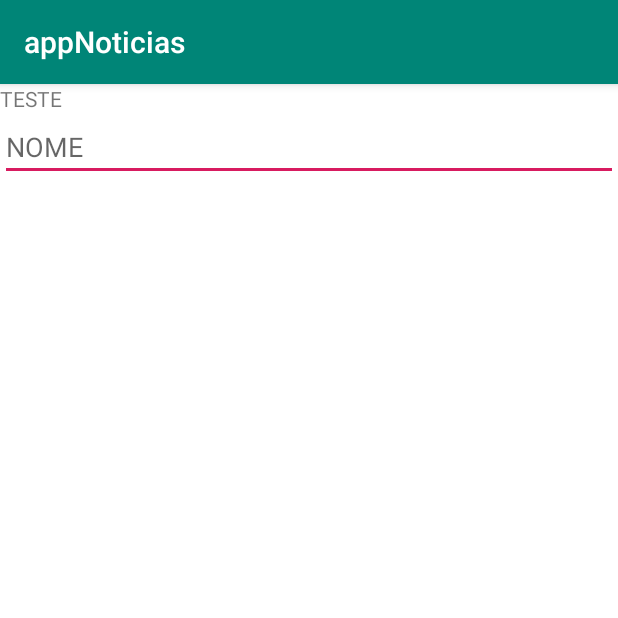
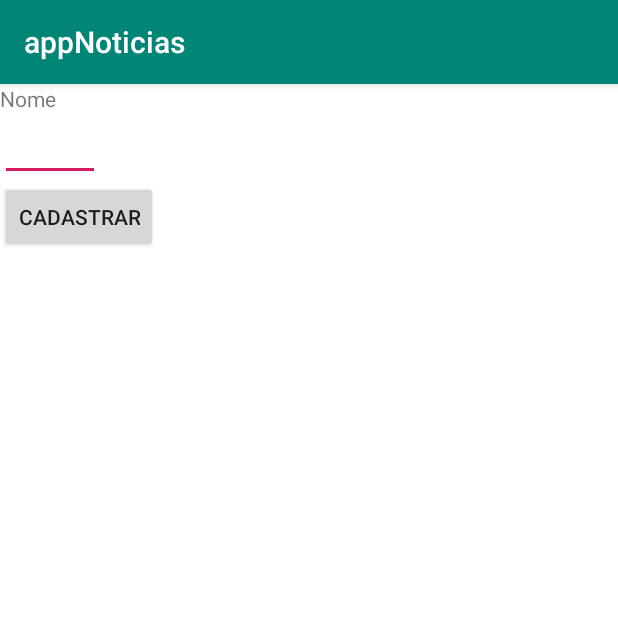
Before and after one commit to caiquevitoriano/PDM-appNoticias, an Android app: the screen it shows after launch (MainActivity), on a phone screen of 412 x 824 dp, the top half of it. Run offline under Robolectric (Android 15) with nearby library versions, the phone set to English and light mode, and no system bars.

Commit message:
Adicionando componentes e tela de cadastro

```diff
--- a/app/build.gradle
+++ b/app/build.gradle
@@ -25,9 +25,10 @@ android {
 
 dependencies {
     implementation fileTree(dir: 'libs', include: ['*.jar'])
-    implementation"org.jetbrains.kotlin:kotlin-stdlib-jdk7:$kotlin_version"
+    implementation "org.jetbrains.kotlin:kotlin-stdlib-jdk7:$kotlin_version"
     implementation 'androidx.appcompat:appcompat:1.0.2'
     implementation 'androidx.core:core-ktx:1.0.2'
+    implementation 'androidx.constraintlayout:constraintlayout:1.1.3'
     testImplementation 'junit:junit:4.12'
     androidTestImplementation 'androidx.test:runner:1.2.0'
     androidTestImplementation 'androidx.test.espresso:espresso-core:3.2.0'
--- /dev/null
+++ b/app/src/main/java/com/example/appnoticias/Componentes/Botao.java
@@ -0,0 +1,44 @@
+package com.example.appnoticias.Componentes;
+
+import android.content.Context;
+import android.graphics.Color;
+import android.widget.Button;
+import android.widget.LinearLayout;
+
+public class Botao extends LinearLayout {
+
+    private Button botao;
+    private String label;
+    private Integer largura;
+
+
+    public Botao(Context context, String label) {
+        super(context);
+        this.label = label;
+        init();
+    }
+
+
+    public Botao(Context context, String label, Integer largura){
+        super(context);
+        this.label = label;
+        this.largura = largura;
+        init();
+    }
+
+    private void init() {
+        LayoutParams layoutParams = new LayoutParams(LayoutParams.WRAP_CONTENT, LayoutParams.WRAP_CONTENT);
+        setLayoutParams(layoutParams);
+        setOrientation(VERTICAL);
+
+        botao = new Button(getContext());
+        botao.setText(label);
+        addView(botao);
+
+    }
+
+    public void setOnClickAction(OnClickListener onClickListener){
+        botao.setOnClickListener(onClickListener);
+    }
+
+}
--- /dev/null
+++ b/app/src/main/java/com/example/appnoticias/Componentes/Input.java
@@ -0,0 +1,54 @@
+package com.example.appnoticias.Componentes;
+
+import android.content.Context;
+import android.text.InputType;
+import android.widget.EditText;
+import android.widget.LinearLayout;
+import android.widget.TextView;
+
+public class Input extends LinearLayout {
+
+
+    private String label;
+    private Integer largura;
+    private TextView textView;
+    private EditText editText;
+    private int tipo;
+
+
+    public Input(Context context, String label, int tipo) {
+        super(context);
+        this.label = label;
+        this.tipo = tipo;
+        init();
+    }
+
+    public Input(Context context, String label, int tipo, Integer largura) {
+        super(context);
+        this.label = label;
+        this.tipo = tipo;
+        this.largura = largura;
+        init();
+    }
+
+    private void init() {
+
+        LayoutParams layoutParams = new LayoutParams(LayoutParams.WRAP_CONTENT, LayoutParams.WRAP_CONTENT);
+        setLayoutParams(layoutParams);
+        setOrientation(VERTICAL);
+        textView = new TextView(getContext());
+        textView.setText(label);
+        addView(textView);
+
+        editText = new EditText(getContext());
+
+        editText.setSingleLine();
+        editText.setInputType(InputType.TYPE_CLASS_TEXT | tipo);
+        editText.setWidth(largura);
+        addView(editText);
+    }
+
+    public String getValue(){
+        return editText.getText().toString();
+    }
+}
--- a/app/src/main/java/com/example/appnoticias/MainActivity.java
+++ b/app/src/main/java/com/example/appnoticias/MainActivity.java
@@ -2,10 +2,13 @@ package com.example.appnoticias;
 
 import android.graphics.Color;
 import android.os.Bundle;
-import android.widget.EditText;
-import android.widget.LinearLayout;
-import android.widget.TextView;
+import android.text.InputType;
+import android.util.Log;
+import android.view.View;
+import android.widget.*;
 import androidx.appcompat.app.AppCompatActivity;
+import com.example.appnoticias.Componentes.Botao;
+import com.example.appnoticias.Componentes.Input;
 
 public class MainActivity extends AppCompatActivity {
 
@@ -20,17 +23,18 @@ public class MainActivity extends AppCompatActivity {
 
         linearLayout.setBackgroundColor(Color.WHITE);
 
-        TextView label = new TextView(this);
-        label.setText("TESTE");
-        linearLayout.addView(label);
+        Input input = new Input(this,"Nome",InputType.TYPE_CLASS_TEXT, 100);
+        linearLayout.addView(input);
 
-        EditText input = new EditText(this);
-        input.setHint("NOME");
-        linearLayout.addV iew(input);
+        final Botao botaoCadastro = new Botao(this, "Cadastrar");
+        botaoCadastro.setOnClickListener(new View.OnClickListener() {
+            @Override
+            public void onClick(View view) {
+                Toast.makeText(MainActivity.this,"Usuario Cadastrado!", Toast.LENGTH_SHORT).show();
+            }
+        });
+        linearLayout.addView(botaoCadastro);
 
-        EditText input2 = new EditText(this);
-        input2.setHint("NOME");
-        linearLayout.addView(input2);
 
     }
 }
```
Also changed, not shown: app/src/main/AndroidManifest.xml (+10 -4 lines), app/src/main/java/com/example/appnoticias/Telas/TelaCadastro.java (added, +101 -0 lines).
